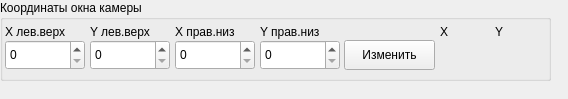
Old version of the form m_cfg/unitWidgets/coordinatewidget.ui in the repository xXRadioHeadXx/start7.
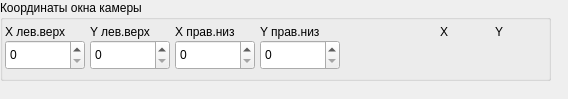
New version of the form. The open tabs and pages were chosen to show the change. Custom widgets are drawn as their Qt base class.

Diff of the .ui file:
```diff
--- a/m_cfg/unitWidgets/coordinatewidget.ui
+++ b/m_cfg/unitWidgets/coordinatewidget.ui
@@ -239,19 +239,6 @@
        <string>X прав.низ</string>
       </property>
      </widget>
-     <widget class="QPushButton" name="devline_xy_pushButton">
-      <property name="geometry">
-       <rect>
-        <x>344</x>
-        <y>40</y>
-        <width>91</width>
-        <height>30</height>
-       </rect>
-      </property>
-      <property name="text">
-       <string>Изменить</string>
-      </property>
-     </widget>
      <widget class="QLabel" name="label_36">
       <property name="geometry">
        <rect>
```
Left out of the diff: 6 changed lines with no effect on the pictures.
